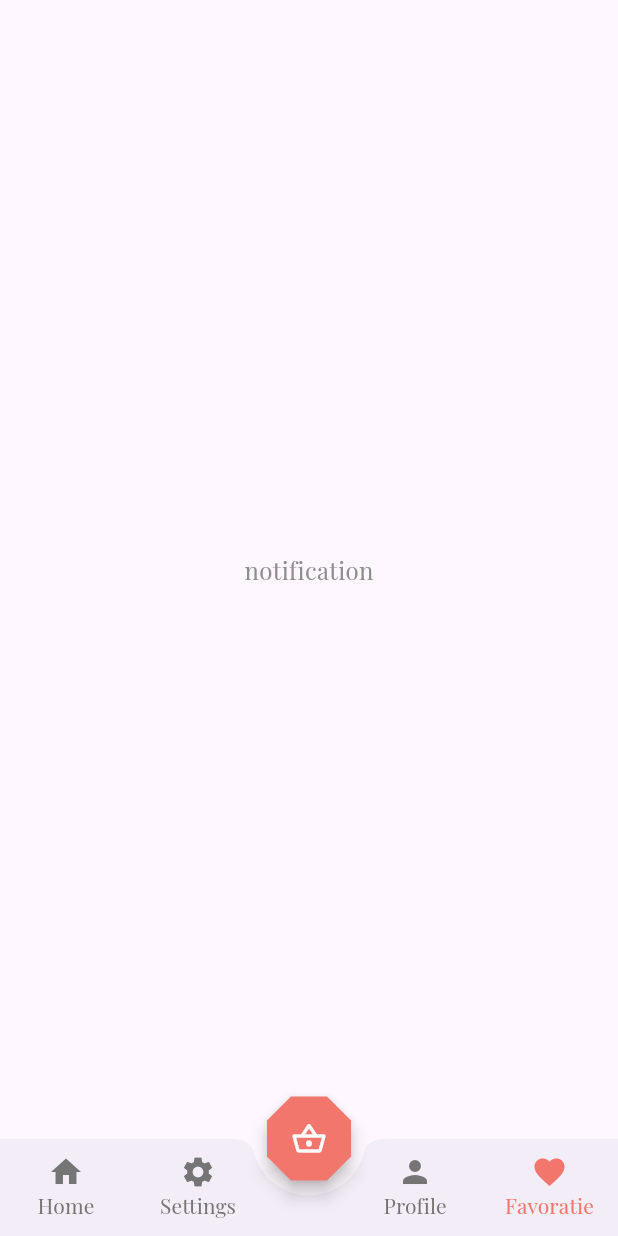
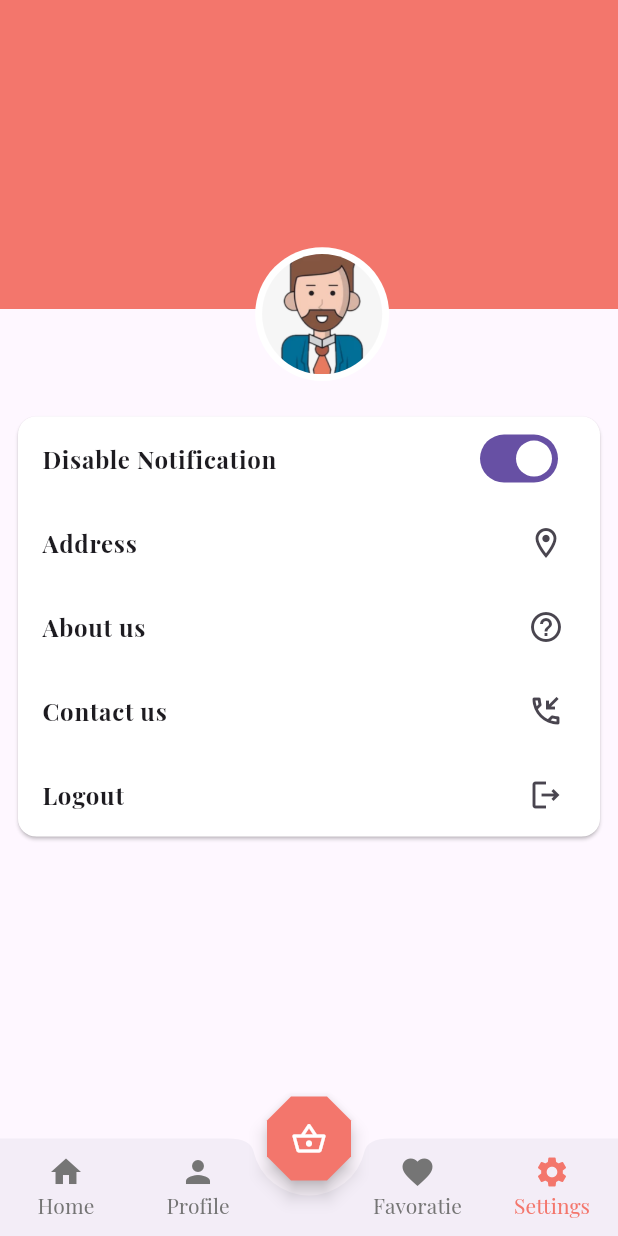
Before and after one commit to MohammedAnwar2/ecommerce-app, a Flutter app: the HomeScreen screen opened by its route, item 4 of the bottom bar chosen, on a phone screen of 412 x 824 dp. Run offline on Flutter 3.47's test engine with Material 3 defaults, Android fonts, the light colour scheme and no system bars; our stand-ins replace cached_network_image, firebase_core, firebase_messaging, flutter_otp_text_field, flutter_screenutil, flutter_svg and 4 more; missing offline and left inert: dart:ffi; accounts and stored records are empty; statements that could not run were skipped; project files that could hold a hidden picture were left out.

Commit message:
Add settings screen and implement logout functionality
- Added a new settings screen with logout functionality.
- Implemented the logout feature in the SettingsControllerImp class.
- Updated the UI for the settings screen with profile image and options.
- Modified the Items screen to include the option to navigate to the settings screen.
- Updated the MyFavoriteControllerImp to print count values for debugging.

```diff
--- a/lib/controller/home_screen_controller.dart
+++ b/lib/controller/home_screen_controller.dart
@@ -1,4 +1,5 @@
 import 'package:ecommerce/view/screen/home_page.dart';
+import 'package:ecommerce/view/screen/settings.dart';
 import 'package:flutter/material.dart';
 import 'package:get/get.dart';
 
@@ -13,12 +14,6 @@ class HomeScreenControllerImp extends HomeScreenController {
     const Center(
       child: Column(
         mainAxisAlignment: MainAxisAlignment.center,
-        children: [Text("Settings")],
-      ),
-    ),
-    const Center(
-      child: Column(
-        mainAxisAlignment: MainAxisAlignment.center,
         children: [Text("profile")],
       ),
     ),
@@ -28,13 +23,14 @@ class HomeScreenControllerImp extends HomeScreenController {
         children: [Text("notification")],
       ),
     ),
+    Settings()
   ];
 
   List<List> navigationBarNames = [
     ["58".tr, Icons.home],
-    ["59".tr, Icons.settings],
     ["60".tr, Icons.person],
-    ["61".tr, Icons.favorite]
+    ["61".tr, Icons.favorite],
+    ["59".tr, Icons.settings]
   ];
   @override
   changePage(int index) {
--- a/lib/controller/items_controller.dart
+++ b/lib/controller/items_controller.dart
@@ -13,6 +13,7 @@ abstract class ItemsController extends GetxController {
   changeCategoryItem(int index);
   getData(String categoriesId);
   goToProductDetails(ItemModel itemModel);
+  goToMyFavorite();
 }
 
 class ItemsControllerImp extends ItemsController {
@@ -76,4 +77,9 @@ class ItemsControllerImp extends ItemsController {
       },
     );
   }
+
+  @override
+  goToMyFavorite() {
+    Get.toNamed(AppRoute.myFavorite);
+  }
 }
--- a/lib/controller/myfavorite_controller.dart
+++ b/lib/controller/myfavorite_controller.dart
@@ -43,7 +43,8 @@ class MyFavoriteControllerImp extends MyFavoriteController {
         List responseData = response['data'];
         data.addAll(responseData.map((e) => MyFavoriteModel.fromJson(e)));
         count.value = data.length;
-        print("-----------------");
+        print("-------count.value----------");
+        print(count.value);
         //  print(data);
       } else {
         statusRequest = StatusRequest.nodata;
@@ -58,6 +59,8 @@ class MyFavoriteControllerImp extends MyFavoriteController {
     statusRequest = handlingData(response);
     data.removeWhere((element) => element.favoriteId.toString() == favoriteId);
     count.value = data.length - 1;
+    print("--------------------------------count.value");
+    print(count.value);
     //statusRequest = StatusRequest.nodata;
 
     update();
--- /dev/null
+++ b/lib/controller/settings_controller.dart
@@ -0,0 +1,16 @@
+import 'package:ecommerce/core/services/service.dart';
+import 'package:ecommerce/route/route_app.dart';
+import 'package:get/get.dart';
+
+abstract class SettingsController extends GetxController {
+  logout();
+}
+
+class SettingsControllerImp extends SettingsController {
+  MyServices services = Get.find<MyServices>();
+  @override
+  logout() {
+    services.sharePref.clear();
+    Get.toNamed(AppRoute.login);
+  }
+}
--- a/lib/core/constant/app_imageassets.dart
+++ b/lib/core/constant/app_imageassets.dart
@@ -5,6 +5,7 @@ class AppImages {
   static const String onBoardingImageOne = "$imagesRoute/one.PNG";
   static const String onBoardingImageTwo = "$imagesRoute/two.PNG";
   static const String onBoardingImageThree = "$imagesRoute/three.PNG";
+  static const String profile = "$imagesRoute/profile.png";
   static const String loading = "$lottieRoute/loading.json";
   static const String offline = "$lottieRoute/offline.json";
   static const String server = "$lottieRoute/server.json";
--- a/lib/core/shared/horizontal_and_vertical_size.dart
+++ b/lib/core/shared/horizontal_and_vertical_size.dart
@@ -23,3 +23,7 @@ double verticalSized(int size) {
 double fontSize(int size) {
   return size.sp;
 }
+
+double raduis(int size) {
+  return size.r;
+}
--- a/lib/view/screen/items.dart
+++ b/lib/view/screen/items.dart
@@ -14,7 +14,7 @@ class Items extends StatelessWidget {
 
   @override
   Widget build(BuildContext context) {
-    Get.put(ItemsControllerImp());
+    ItemsControllerImp controller = Get.put(ItemsControllerImp());
     Get.put(FavoriteControllerImp());
     return Scaffold(
       backgroundColor: AppColor.white,
@@ -29,6 +29,7 @@ class Items extends StatelessWidget {
                 print("onPressedSearch");
               },
               onPressedFavorite: () {
+                //  controller.goToMyFavorite();
                 print("onPressedNotification");
               },
             ),
--- /dev/null
+++ b/lib/view/screen/settings.dart
@@ -0,0 +1,81 @@
+import 'dart:ffi';
+
+import 'package:ecommerce/controller/settings_controller.dart';
+import 'package:ecommerce/core/constant/app_color.dart';
+import 'package:ecommerce/core/constant/app_imageassets.dart';
+import 'package:ecommerce/core/shared/horizontal_and_vertical_size.dart';
+import 'package:flutter/material.dart';
+import 'package:flutter/widgets.dart';
+import 'package:get/get.dart';
+
+class Settings extends StatelessWidget {
+  SettingsControllerImp controller = Get.put(SettingsControllerImp());
+  Settings({super.key});
+
+  @override
+  Widget build(BuildContext context) {
+    return ListView(
+      children: [
+        Stack(
+          clipBehavior: Clip.none,
+          children: [
+            Container(
+              height: Get.width / 2,
+              width: Get.width,
+              color: AppColor.primaryColor,
+            ),
+            Positioned(
+              top: Get.width / 2.5,
+              right: Get.width / 2.7,
+              child: Container(
+                padding: EdgeInsets.all(horizontalSize(4)),
+                decoration: BoxDecoration(
+                    color: AppColor.white,
+                    borderRadius: BorderRadius.circular(100)),
+                child: CircleAvatar(
+                  radius: raduis(35),
+                  backgroundColor: AppColor.grey200!.withOpacity(0.5),
+                  backgroundImage: const AssetImage(AppImages.profile),
+                ),
+              ),
+            ),
+          ],
+        ),
+        verticalSizedBox(50),
+        Padding(
+          padding: const EdgeInsets.all(8.0),
+          child: Card(
+            color: AppColor.white,
+            child: Column(
+              children: [
+                ListTile(
+                  title: const Text("Disable Notification"),
+                  trailing: Switch(value: true, onChanged: (val) {}),
+                ),
+                const ListTile(
+                  title: Text("Address"),
+                  trailing: Icon(Icons.location_on_outlined),
+                ),
+                const ListTile(
+                  title: Text("About us"),
+                  trailing: Icon(Icons.help_outline_sharp),
+                ),
+                const ListTile(
+                  title: Text("Contact us"),
+                  trailing: const Icon(Icons.phone_callback_outlined),
+                ),
+                ListTile(
+                  onTap: () {
+                    controller.logout();
+                  },
+                  title: const Text("Logout"),
+                  trailing: const Icon(Icons.logout_outlined),
+                ),
+              ],
+            ),
+          ),
+        )
+      ],
+    );
+  }
+}
--- a/lib/view/widget/myfavorite/custom_list_myfavorite_items.dart
+++ b/lib/view/widget/myfavorite/custom_list_myfavorite_items.dart
@@ -1,5 +1,6 @@
 import 'package:cached_network_image/cached_network_image.dart';
 import 'package:ecommerce/controller/myfavorite_controller.dart';
+import 'package:ecommerce/core/class/animation.dart';
 import 'package:ecommerce/core/constant/app_color.dart';
 import 'package:ecommerce/core/constant/app_link.dart';
 import 'package:ecommerce/core/functions/translate_database.dart';
--- a/lib/view/widget/myfavorite/myfavorite_items_info.dart
+++ b/lib/view/widget/myfavorite/myfavorite_items_info.dart
@@ -1,6 +1,7 @@
 import 'package:ecommerce/controller/myfavorite_controller.dart';
 import 'package:ecommerce/core/class/animation.dart';
 import 'package:ecommerce/core/class/handling_data_veiw.dart';
+import 'package:ecommerce/core/class/sratus_request.dart';
 import 'package:ecommerce/view/widget/myfavorite/custom_list_myfavorite_items.dart';
 import 'package:flutter/material.dart';
 import 'package:get/get.dart';
@@ -15,7 +16,8 @@ class ListMyFavorite extends StatelessWidget {
     return GetBuilder<MyFavoriteControllerImp>(
       builder: (controller) => HandlingDataView(
         statusRequest: controller.statusRequest,
-        widget: GridView.builder(
+        widget: Obx(() => controller.count.value >= 0
+            ? GridView.builder(
                 shrinkWrap: true,
                 itemCount: controller.data.length,
                 physics: const NeverScrollableScrollPhysics(),
@@ -31,7 +33,11 @@ class ListMyFavorite extends StatelessWidget {
                     ),
                   );
                 },
-        ),
+              )
+            : HandlingDataView(
+                statusRequest: StatusRequest.nodata,
+                widget: Container(),
+              )),
       ),
     );
   }
```
Also changed, not shown: assets/images/profile.png (added). Lines whose indentation alone changed are shown as unchanged.
